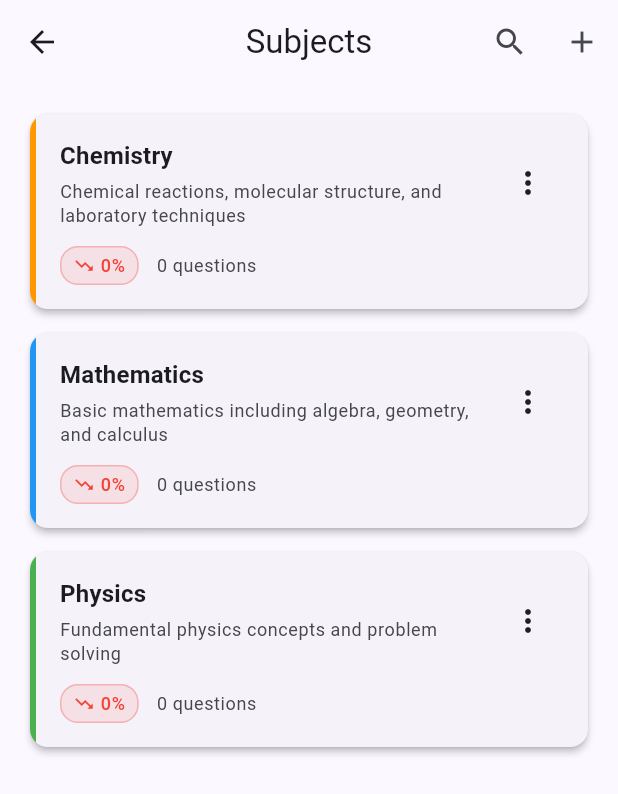
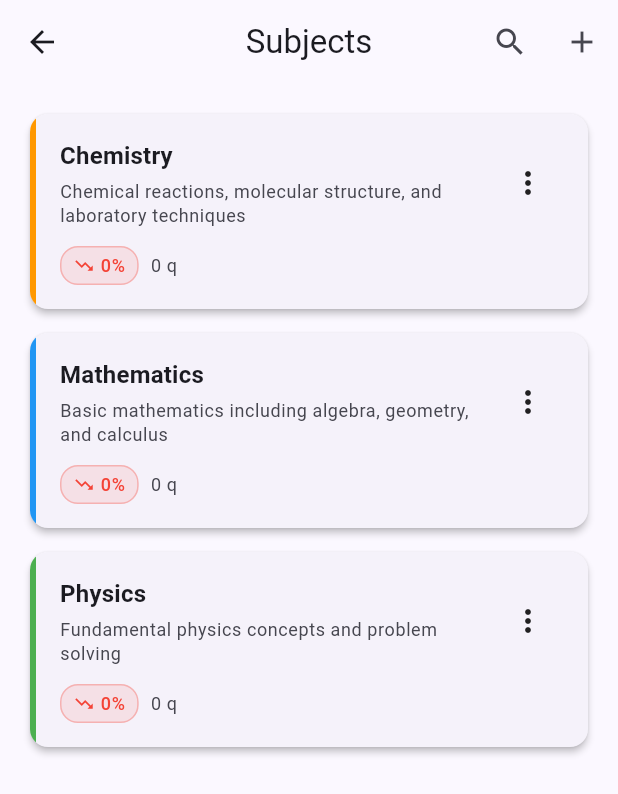
Before and after one commit to chenethan123/appinnovation-v2, a Flutter app: the SubjectsScreen screen opened directly, on a phone screen of 412 x 824 dp. Shown: the top 794 px of the screen. Run offline on Flutter 3.47's test engine with Material 3 defaults, Android fonts, the phone set to English and light mode, and no system bars; our stand-ins replace dio, fl_chart, flutter_local_notifications, flutter_riverpod, sqflite, supabase_flutter and 1 more; missing offline and left inert: dart_openai; accounts and stored records are empty.

Commit message:
Fix pixel overflow issues on mobile screens
Fixed multiple overflow issues:
1. subjects_screen.dart: Changed horizontal Row to vertical Column for empty state buttons
   - Buttons now stack vertically to prevent overflow on small screens
   - Full-width buttons for better mobile UX

2. home_screen.dart: Removed fixed width constraint on ListTile trailing widget
   - Changed from SizedBox(width: 80) to natural Row sizing
   - Fixes 'RenderFlex overflowed by 56 pixels' error
   - AI badge and arrow now size properly

3. subject_card.dart: Made question count text flexible
   - Changed ' questions' to ' q' for space
   - Wrapped in Flexible widget with ellipsis overflow
   - Reduced spacing between elements (12px → 8px)
   - Made Inactive badge more compact

All screens now render properly on iPhone and small Android devices without pixel overflow warnings.

```diff
--- a/lib/providers/mcq_provider.dart
+++ b/lib/providers/mcq_provider.dart
@@ -7,6 +7,8 @@ import '../models/quiz_session.dart';
 import '../services/ai_service.dart';
 import '../services/openai_service.dart';
 import '../services/openai_service_novel.dart';
+import '../services/auth_service.dart';
+import '../services/sync_service.dart';
 import '../config/api_config.dart';
 import '../database/database_helper.dart';
 import 'subject_provider.dart';
--- a/lib/screens/home_screen.dart
+++ b/lib/screens/home_screen.dart
@@ -186,11 +186,8 @@ class _QuizTab extends ConsumerWidget {
                             overflow: TextOverflow.ellipsis,
                             maxLines: 1,
                           ),
-                          trailing: SizedBox(
-                            width: 80,
-                            child: Row(
+                          trailing: Row(
                             mainAxisSize: MainAxisSize.min,
-                              mainAxisAlignment: MainAxisAlignment.end,
                             children: [
                               Container(
                                 padding: const EdgeInsets.symmetric(horizontal: 6, vertical: 4),
@@ -221,7 +218,6 @@ class _QuizTab extends ConsumerWidget {
                               const SizedBox(width: 4),
                               const Icon(Icons.arrow_forward_ios, size: 16),
                             ],
-                            ),
                           ),
                           onTap: () {
                             // Navigate to full-screen loading view immediately
--- a/lib/widgets/subject_card.dart
+++ b/lib/widgets/subject_card.dart
@@ -154,19 +154,22 @@ class SubjectCard extends StatelessWidget {
                         ],
                       ),
                     ),
-                    const SizedBox(width: 12),
-                    // Question count
-                    Text(
-                      '${subject.totalQuestions} questions',
-                      style: Theme.of(context).textTheme.bodySmall?.copyWith(
-                        color: colorScheme.onSurfaceVariant,
+                    const SizedBox(width: 8),
+                    // Question count - make flexible to prevent overflow
+                    Flexible(
+                      child: Text(
+                        '${subject.totalQuestions} q',
+                        style: Theme.of(context).textTheme.bodySmall?.copyWith(
+                          color: colorScheme.onSurfaceVariant,
+                        ),
+                        overflow: TextOverflow.ellipsis,
                       ),
                     ),
-                    const Spacer(),
+                    const SizedBox(width: 8),
                     // Active status
                     if (!subject.isActive)
                       Container(
-                        padding: const EdgeInsets.symmetric(horizontal: 8, vertical: 4),
+                        padding: const EdgeInsets.symmetric(horizontal: 6, vertical: 4),
                         decoration: BoxDecoration(
                           color: colorScheme.outline.withOpacity(0.1),
                           borderRadius: BorderRadius.circular(12),
@@ -175,6 +178,7 @@ class SubjectCard extends StatelessWidget {
                           'Inactive',
                           style: Theme.of(context).textTheme.bodySmall?.copyWith(
                             color: colorScheme.outline,
+                            fontSize: 11,
                           ),
                         ),
                       ),
```
Also changed, not shown: lib/screens/subjects_screen.dart (+12 -5 lines). Lines whose indentation alone changed are shown as unchanged.
